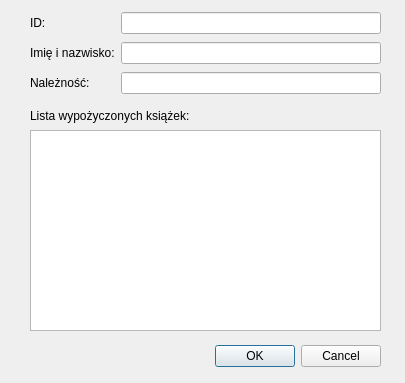
Robert1423/QTLibrary, file dialogshowreader.ui: the form before one commit.
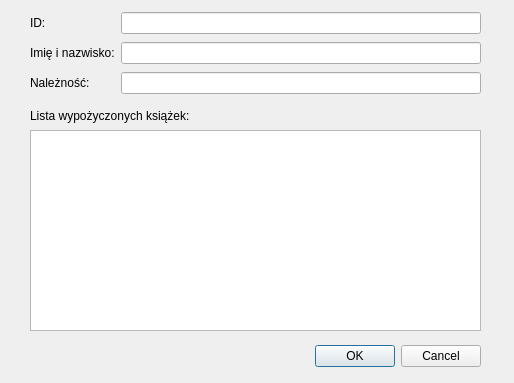
The form after the commit.

What changed in the file:
```diff
--- a/dialogshowreader.ui
+++ b/dialogshowreader.ui
@@ -6,7 +6,7 @@
    <rect>
     <x>0</x>
     <y>0</y>
-    <width>405</width>
+    <width>514</width>
     <height>383</height>
    </rect>
   </property>
@@ -16,7 +16,7 @@
   <widget class="QDialogButtonBox" name="buttonBox">
    <property name="geometry">
     <rect>
-     <x>80</x>
+     <x>180</x>
      <y>340</y>
      <width>301</width>
      <height>32</height>
@@ -34,7 +34,7 @@
     <rect>
      <x>30</x>
      <y>100</y>
-     <width>351</width>
+     <width>451</width>
      <height>31</height>
     </rect>
    </property>
@@ -53,7 +53,7 @@
     <rect>
      <x>30</x>
      <y>130</y>
-     <width>351</width>
+     <width>451</width>
      <height>201</height>
     </rect>
    </property>
@@ -68,7 +68,7 @@
     <rect>
      <x>30</x>
      <y>10</y>
-     <width>351</width>
+     <width>451</width>
      <height>86</height>
     </rect>
    </property>
```
